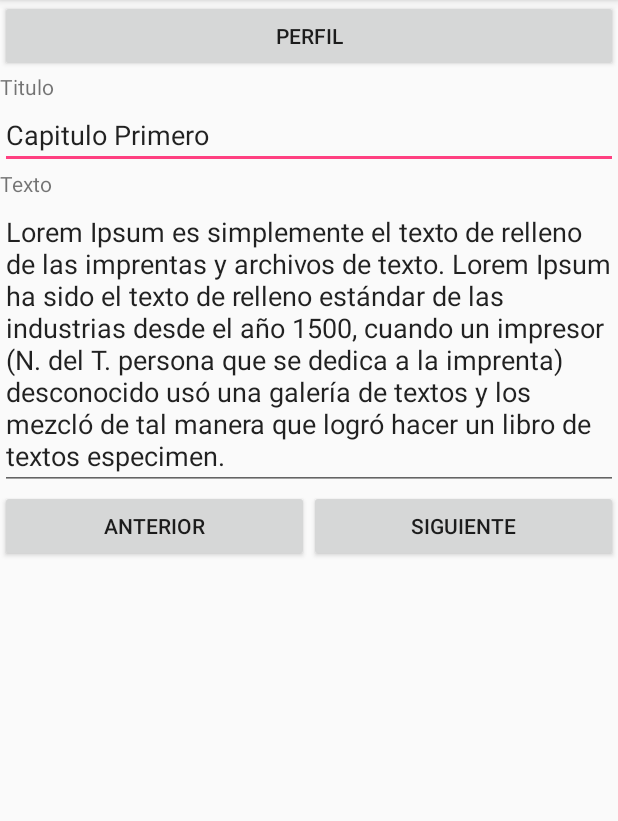
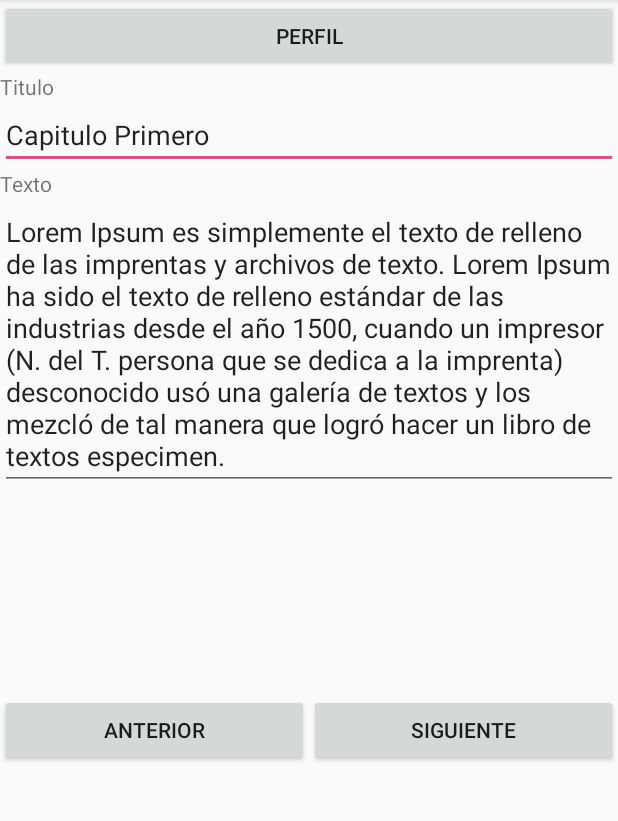
Before and after one commit to Alex-kun/Android1, an Android app: the screen it shows after launch (MainActivity), on a phone screen of 412 x 824 dp, the part 84-905 px from its top. Run offline under Robolectric (Android 15) with nearby library versions, the phone set to English and light mode, and no system bars.

```diff
--- a/app/src/main/res/layout/activity_main.xml
+++ b/app/src/main/res/layout/activity_main.xml
@@ -32,6 +32,15 @@
             android:inputType="textPersonName"
             android:text="Capitulo Primero" />
 
+        <ScrollView
+            android:layout_width="match_parent"
+            android:layout_height="350dp">
+
+            <LinearLayout
+                android:layout_width="match_parent"
+                android:layout_height="wrap_content"
+                android:orientation="vertical">
+
                 <TextView
                     android:id="@+id/textView5"
                     android:layout_width="match_parent"
@@ -45,6 +54,8 @@
                     android:ems="10"
                     android:inputType="textMultiLine"
                     android:text="Lorem Ipsum es simplemente el texto de relleno de las imprentas y archivos de texto. Lorem Ipsum ha sido el texto de relleno estándar de las industrias desde el año 1500, cuando un impresor (N. del T. persona que se dedica a la imprenta) desconocido usó una galería de textos y los mezcló de tal manera que logró hacer un libro de textos especimen." />
+            </LinearLayout>
+        </ScrollView>
 
         <LinearLayout
             android:layout_width="match_parent"
```
Lines whose indentation alone changed are shown as unchanged.
